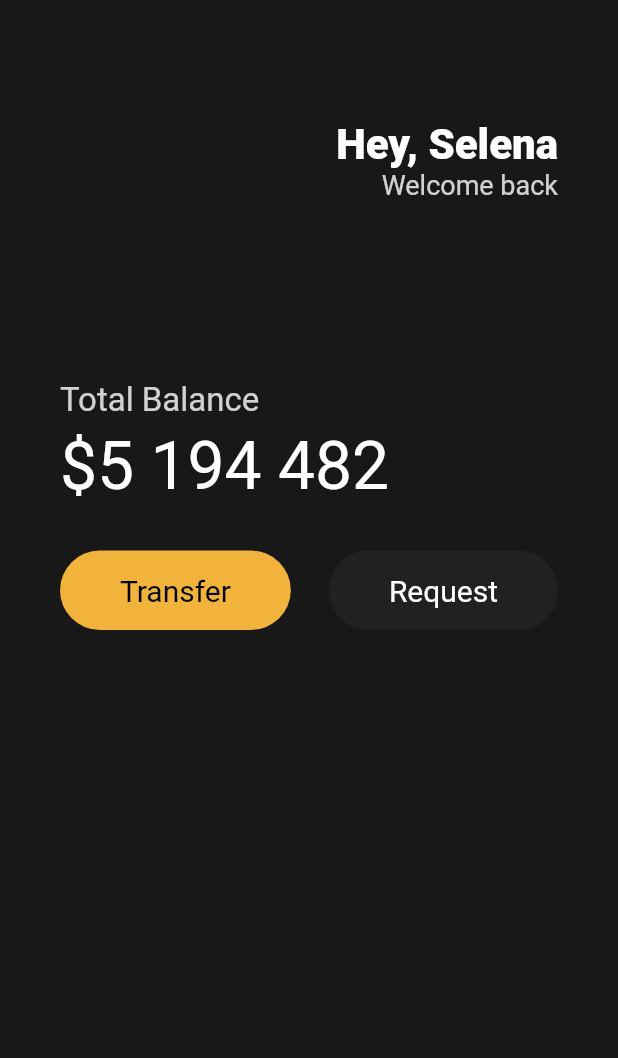
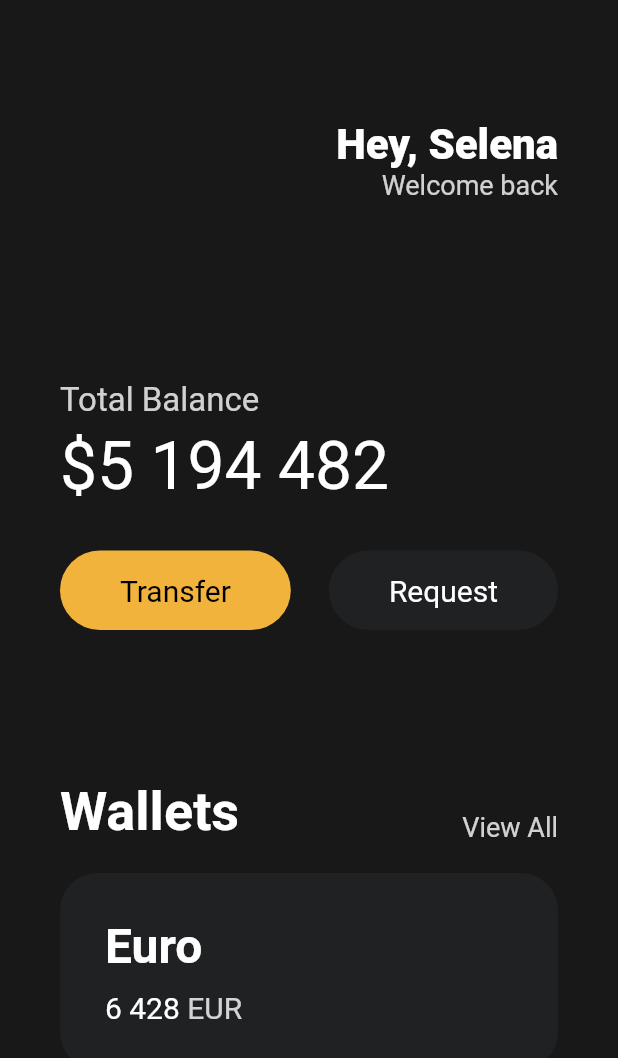
Before and after one commit to hadh93/flutter-toonflix, a Flutter app: the screen it shows after launch, on a phone screen of 412 x 824 dp. Shown: the top 1058 px of the screen. Run offline on Flutter 3.47's test engine with Material 2 defaults, Android fonts, the phone set to English and light mode, and no system bars.

Commit message:
3.6 Cards

```diff
--- a/lib/main.dart
+++ b/lib/main.dart
@@ -82,6 +82,78 @@ class App extends StatelessWidget {
                 ),
               ],
             ),
+            const SizedBox(
+              height: 100,
+            ),
+            Row(
+              crossAxisAlignment: CrossAxisAlignment.end,
+              mainAxisAlignment: MainAxisAlignment.spaceBetween,
+              children: [
+                const Text(
+                  'Wallets',
+                  style: TextStyle(
+                    color: Colors.white,
+                    fontSize: 36,
+                    fontWeight: FontWeight.w600,
+                  ),
+                ),
+                Text(
+                  'View All',
+                  style: TextStyle(
+                    color: Colors.white.withOpacity(.8),
+                    fontSize: 18,
+                  ),
+                ),
+              ],
+            ),
+            const SizedBox(
+              height: 20,
+            ),
+            Container(
+                decoration: BoxDecoration(
+                  color: const Color(0xFF1F2123),
+                  borderRadius: BorderRadius.circular(25),
+                ),
+                child: Padding(
+                  padding: const EdgeInsets.all(30),
+                  child: Row(
+                    children: [
+                      Column(
+                        crossAxisAlignment: CrossAxisAlignment.start,
+                        children: [
+                          const Text(
+                            'Euro',
+                            style: TextStyle(
+                              color: Colors.white,
+                              fontSize: 32,
+                              fontWeight: FontWeight.w600,
+                            ),
+                          ),
+                          const SizedBox(
+                            height: 10,
+                          ),
+                          Row(
+                            children: [
+                              const Text('6 428',
+                                  style: TextStyle(
+                                    color: Colors.white,
+                                    fontSize: 20,
+                                  )),
+                              const SizedBox(width: 5),
+                              Text(
+                                'EUR',
+                                style: TextStyle(
+                                  color: Colors.white.withOpacity(.8),
+                                  fontSize: 20,
+                                ),
+                              ),
+                            ],
+                          ),
+                        ],
+                      ),
+                    ],
+                  ),
+                )),
           ],
         ),
       ),
```
